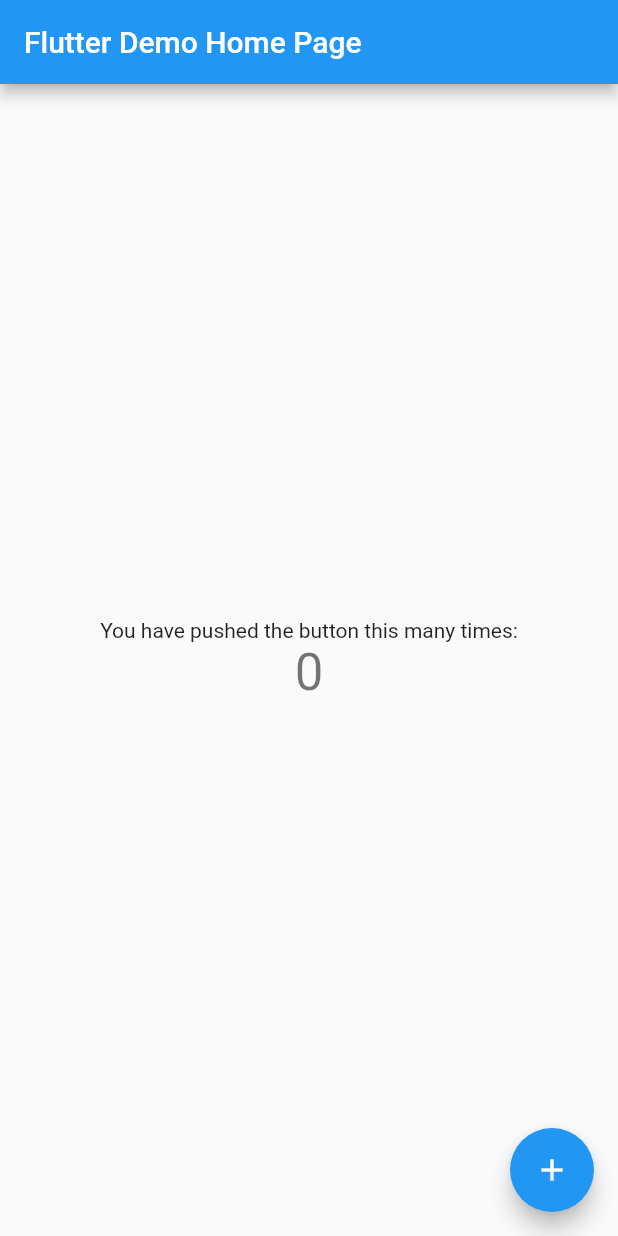
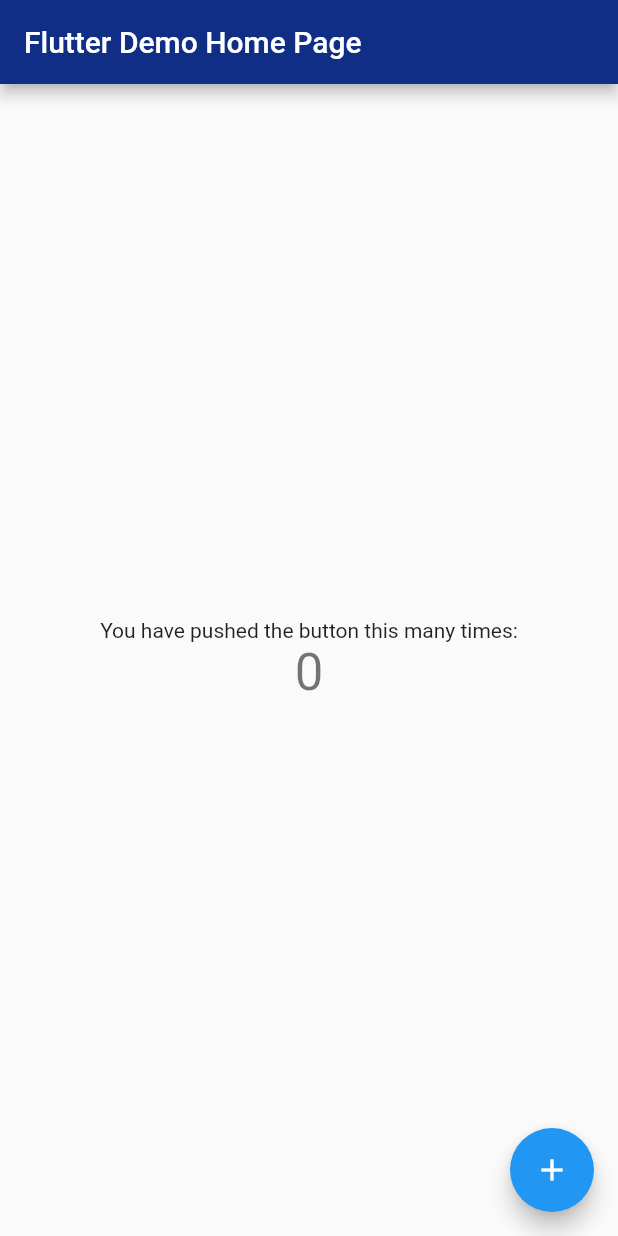
Before and after one commit to cyrsis/clppowercoupon, a Flutter app: the screen it shows after launch, on a phone screen of 412 x 824 dp. Run offline on Flutter 3.47's test engine with Material 2 defaults, Android fonts, the phone set to English and light mode, and no system bars.

Commit message:
Added the Backend

```diff
--- a/lib/main.dart
+++ b/lib/main.dart
@@ -22,7 +22,7 @@ class MyApp extends StatelessWidget {
         // or simply save your changes to "hot reload" in a Flutter IDE).
         // Notice that the counter didn't reset back to zero; the application
         // is not restarted.
-        primarySwatch: Colors.blue,
+        primaryColor:Color(0xFF112E87),
         // This makes the visual density adapt to the platform that you run
         // the app on. For desktop platforms, the controls will be smaller and
         // closer together (more dense) than on mobile platforms.
--- a/pubspec.yaml
+++ b/pubspec.yaml
@@ -28,6 +28,10 @@ dependencies:
   # The following adds the Cupertino Icons font to your application.
   # Use with the CupertinoIcons class for iOS style icons.
   cupertino_icons: ^1.0.0
+  firebase_core: 0.5.0
+  firebase_auth: 0.18.1
+  cloud_firestore: 0.14.1
+
 
 dev_dependencies:
   flutter_test:
```
Also changed, not shown: pubspec.lock, 4 other files.
